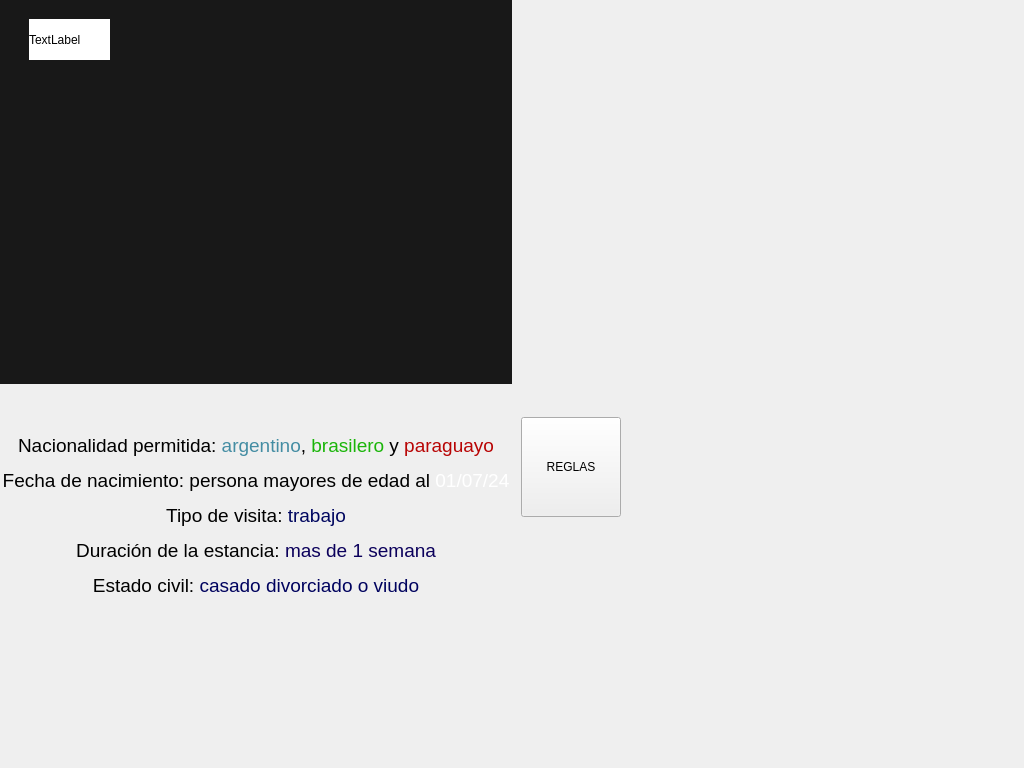
voJuan/Prueba, file tp_poo/pantallaJuego/pantallajuego.ui: the form before one commit.
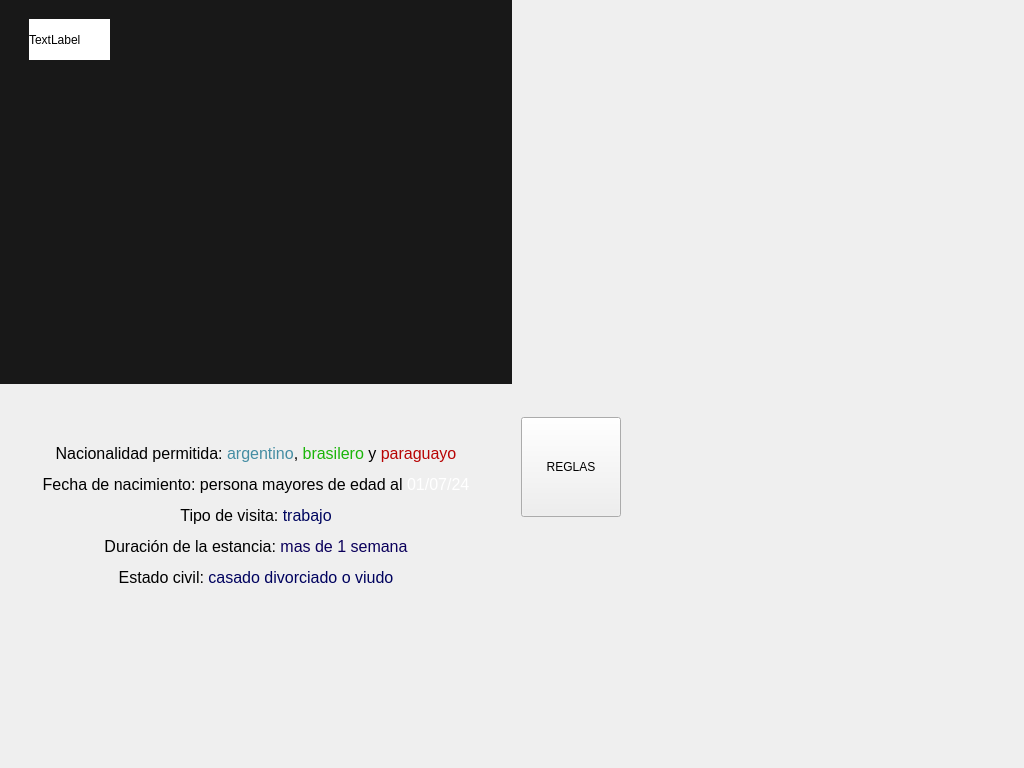
The form after the commit. Icons and pictures are not drawn.

```diff
--- a/tp_poo/pantallaJuego/pantallajuego.ui
+++ b/tp_poo/pantallaJuego/pantallajuego.ui
@@ -111,7 +111,7 @@
       <item>
        <widget class="QLabel" name="reglasTxt">
         <property name="text">
-         <string>&lt;html&gt;&lt;head/&gt;&lt;body&gt;&lt;p align=&quot;center&quot;&gt;&lt;span style=&quot; font-size:14pt;&quot;&gt;Nacionalidad permitida: &lt;/span&gt;&lt;span style=&quot; font-size:14pt; color:#448da3;&quot;&gt;argentino&lt;/span&gt;&lt;span style=&quot; font-size:14pt;&quot;&gt;, &lt;/span&gt;&lt;span style=&quot; font-size:14pt; color:#1ab509;&quot;&gt;brasilero&lt;/span&gt;&lt;span style=&quot; font-size:14pt;&quot;&gt; y &lt;/span&gt;&lt;span style=&quot; font-size:14pt; color:#b80404;&quot;&gt;paraguayo&lt;/span&gt;&lt;/p&gt;&lt;p align=&quot;center&quot;&gt;&lt;span style=&quot; font-size:14pt;&quot;&gt;Fecha de nacimiento: persona mayores de edad al &lt;/span&gt;&lt;span style=&quot; font-size:14pt; color:#ffffff;&quot;&gt;01/07/24&lt;/span&gt;&lt;/p&gt;&lt;p align=&quot;center&quot;&gt;&lt;span style=&quot; font-size:14pt;&quot;&gt;Tipo de visita: &lt;/span&gt;&lt;span style=&quot; font-size:14pt; color:#00065f;&quot;&gt;trabajo&lt;/span&gt;&lt;/p&gt;&lt;p align=&quot;center&quot;&gt;&lt;span style=&quot; font-size:14pt;&quot;&gt;Duración de la estancia: &lt;/span&gt;&lt;span style=&quot; font-size:14pt; color:#0b005b;&quot;&gt;mas de 1 semana&lt;/span&gt;&lt;/p&gt;&lt;p align=&quot;center&quot;&gt;&lt;span style=&quot; font-size:14pt;&quot;&gt;Estado civil: &lt;/span&gt;&lt;span style=&quot; font-size:14pt; color:#00025e;&quot;&gt;casado divorciado o viudo&lt;/span&gt;&lt;/p&gt;&lt;/body&gt;&lt;/html&gt;</string>
+         <string>&lt;html&gt;&lt;head/&gt;&lt;body&gt;&lt;p align=&quot;center&quot;&gt;&lt;span style=&quot; font-size:12pt;&quot;&gt;Nacionalidad permitida: &lt;/span&gt;&lt;span style=&quot; font-size:12pt; color:#448da3;&quot;&gt;argentino&lt;/span&gt;&lt;span style=&quot; font-size:12pt;&quot;&gt;, &lt;/span&gt;&lt;span style=&quot; font-size:12pt; color:#1ab509;&quot;&gt;brasilero&lt;/span&gt;&lt;span style=&quot; font-size:12pt;&quot;&gt; y &lt;/span&gt;&lt;span style=&quot; font-size:12pt; color:#b80404;&quot;&gt;paraguayo&lt;/span&gt;&lt;/p&gt;&lt;p align=&quot;center&quot;&gt;&lt;span style=&quot; font-size:12pt;&quot;&gt;Fecha de nacimiento: persona mayores de edad al &lt;/span&gt;&lt;span style=&quot; font-size:12pt; color:#ffffff;&quot;&gt;01/07/24&lt;/span&gt;&lt;/p&gt;&lt;p align=&quot;center&quot;&gt;&lt;span style=&quot; font-size:12pt;&quot;&gt;Tipo de visita: &lt;/span&gt;&lt;span style=&quot; font-size:12pt; color:#00065f;&quot;&gt;trabajo&lt;/span&gt;&lt;/p&gt;&lt;p align=&quot;center&quot;&gt;&lt;span style=&quot; font-size:12pt;&quot;&gt;Duración de la estancia: &lt;/span&gt;&lt;span style=&quot; font-size:12pt; color:#0b005b;&quot;&gt;mas de 1 semana&lt;/span&gt;&lt;/p&gt;&lt;p align=&quot;center&quot;&gt;&lt;span style=&quot; font-size:12pt;&quot;&gt;Estado civil: &lt;/span&gt;&lt;span style=&quot; font-size:12pt; color:#00025e;&quot;&gt;casado divorciado o viudo&lt;/span&gt;&lt;/p&gt;&lt;/body&gt;&lt;/html&gt;</string>
         </property>
        </widget>
       </item>
@@ -134,9 +134,6 @@
          <number>100</number>
         </property>
         <item row="0" column="0">
-         <layout class="QHBoxLayout" name="horizontalLayout"/>
-        </item>
-        <item row="0" column="1">
          <widget class="QPushButton" name="rechazar">
           <property name="minimumSize">
            <size>
```
Left out of the diff: 5 changed lines with no effect on the pictures.
